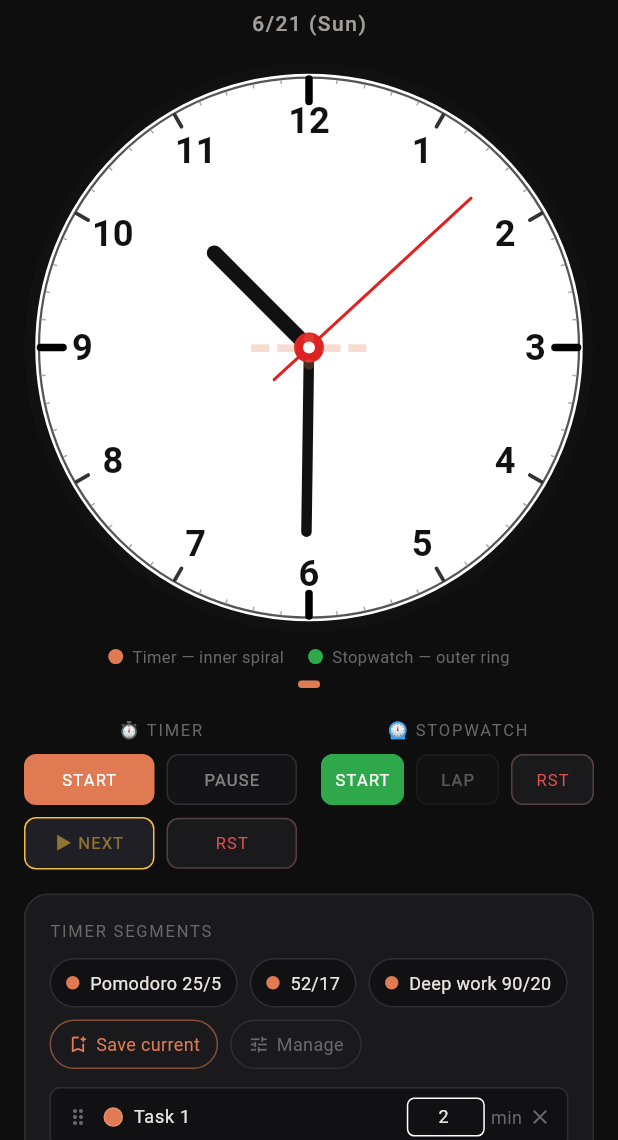
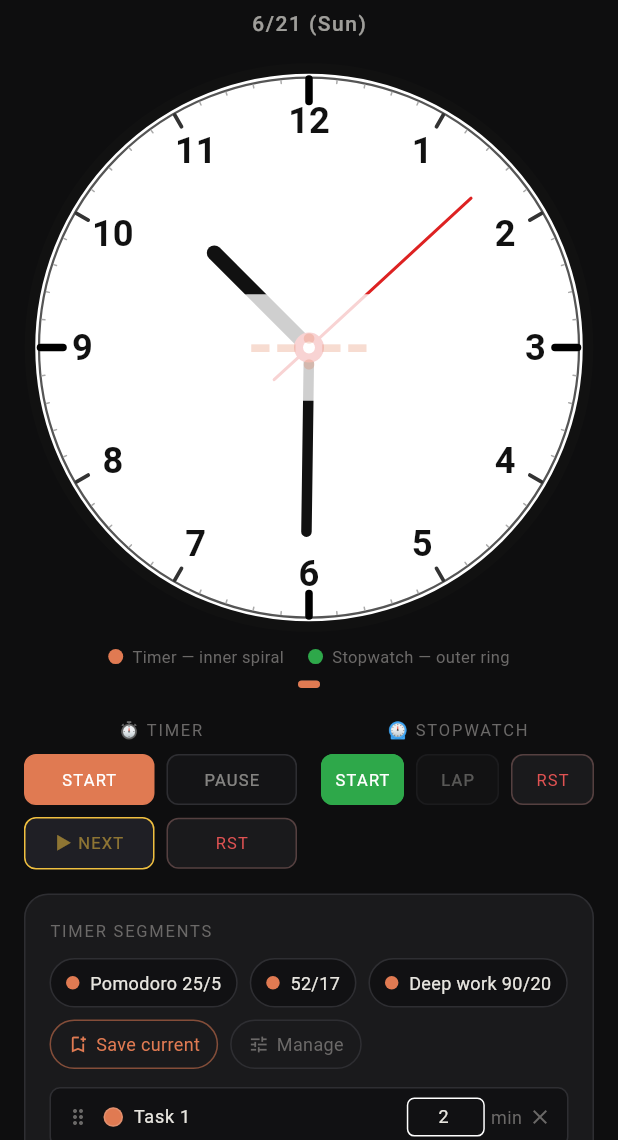
Before and after one commit to wonpyoJang/analog-timer, a Flutter app: the screen it shows after launch, on a phone screen of 412 x 824 dp, the part 96-1236 px from its top. Run offline on Flutter 3.47's test engine with Material 3 defaults, Android fonts, the phone set to English and light mode, and no system bars; our stand-ins replace equatable, flutter_bloc, shared_preferences; missing offline and left inert: desktop_multi_window, live_activities, local_notifier, screen_retriever, tray_manager, window_manager; Roboto replaces fonts that are missing (Pretendard).

Commit message:
fix: 시계 중앙 텍스트 흰색 stroke 외곽선 → 반투명 패널 배경으로 교체
Co-Authored-By: Claude Sonnet 4.6 <noreply@anthropic.com>

```diff
--- a/flutter_app/lib/home_screen.dart
+++ b/flutter_app/lib/home_screen.dart
@@ -935,35 +935,6 @@ class _ClockWidget extends StatelessWidget {
   }
 }
 
-// 시계 배경(면판·링·침) 위 텍스트 시인성 향상 — 흰색 외곽선 stroke
-Widget _strokeText(
-  String text,
-  TextStyle fillStyle, {
-  Color strokeColor = Colors.white,
-  double strokeWidth = 2.0,
-}) {
-  return Stack(
-    children: [
-      Text(
-        text,
-        style: TextStyle(
-          fontFamily: fillStyle.fontFamily,
-          fontSize: fillStyle.fontSize,
-          fontWeight: fillStyle.fontWeight,
-          letterSpacing: fillStyle.letterSpacing,
-          height: fillStyle.height,
-          foreground: Paint()
-            ..style = PaintingStyle.stroke
-            ..strokeWidth = strokeWidth
-            ..strokeJoin = StrokeJoin.round
-            ..color = strokeColor,
-        ),
-      ),
-      Text(text, style: fillStyle),
-    ],
-  );
-}
-
 class _CenterInfo extends StatelessWidget {
   final TimerState timerState;
   final StopwatchState swState;
@@ -989,31 +960,35 @@ class _CenterInfo extends StatelessWidget {
         timerState.status == TimerStatus.paused;
 
     return IgnorePointer(
+      child: Container(
+        padding: const EdgeInsets.symmetric(horizontal: 10, vertical: 4),
+        decoration: BoxDecoration(
+          color: Colors.white.withAlpha(0xCC),
+          borderRadius: BorderRadius.circular(10),
+        ),
         child: Column(
           mainAxisSize: MainAxisSize.min,
           children: [
             if (isActive && seg != null) ...[
-            _strokeText(
+              Text(
                 seg.name,
-              TextStyle(
+                style: TextStyle(
                   fontFamily: 'Pretendard',
                   fontSize: 14,
                   fontWeight: FontWeight.w600,
                   letterSpacing: 1,
                   color: seg.color,
                 ),
-              strokeWidth: 2.0,
               ),
-            _strokeText(
+              Text(
                 _fmtMs(timerState.segRemainMs),
-              TextStyle(
+                style: TextStyle(
                   fontFamily: 'Pretendard',
                   fontSize: 44,
                   fontWeight: FontWeight.w700,
                   color: seg.color,
                   fontFeatures: const [FontFeature.tabularFigures()],
                 ),
-              strokeWidth: 4.0,
               ),
             ] else ...[
               Text(
@@ -1028,18 +1003,18 @@ class _CenterInfo extends StatelessWidget {
               ),
             ],
             if (swState.running || swState.elapsedMs > 0)
-            _strokeText(
+              Text(
                 '⏱ ${_fmtMs(swState.elapsedMs)}',
-              const TextStyle(
+                style: const TextStyle(
                   fontFamily: 'Pretendard',
                   fontSize: 28,
                   fontWeight: FontWeight.w700,
                   color: AppColors.swGreen,
                   fontFeatures: [FontFeature.tabularFigures()],
                 ),
-              strokeWidth: 3.0,
               ),
           ],
+        ),
       ),
     );
   }
```
Also changed, not shown: flutter_app/lib/overlay/overlay_widget.dart (+13 -39 lines). Lines whose indentation alone changed are shown as unchanged.
